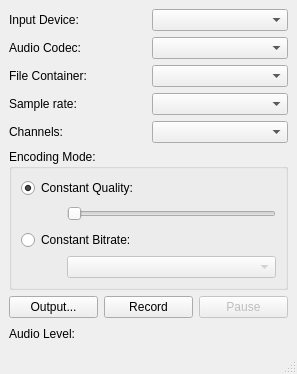
Above: qtmultimedia/examples/multimedia/audiorecorder/audiorecorder.ui from CipSoft-Tibia/Qt5 before the change. Below: the same form after it.
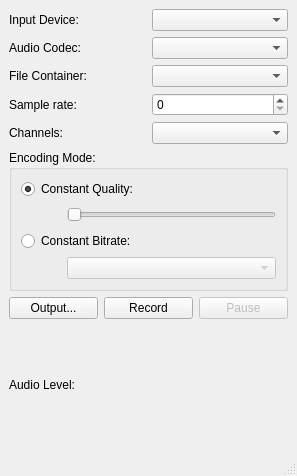
That is the form after the change.

Patch:
```diff
--- a/qtmultimedia/examples/multimedia/audiorecorder/audiorecorder.ui
+++ b/qtmultimedia/examples/multimedia/audiorecorder/audiorecorder.ui
@@ -7,7 +7,7 @@
     <x>0</x>
     <y>0</y>
     <width>297</width>
-    <height>374</height>
+    <height>476</height>
    </rect>
   </property>
   <property name="windowTitle">
@@ -51,9 +51,6 @@
       <item row="2" column="1">
        <widget class="QComboBox" name="containerBox"/>
       </item>
-      <item row="3" column="1">
-       <widget class="QComboBox" name="sampleRateBox"/>
-      </item>
       <item row="1" column="1">
        <widget class="QComboBox" name="audioCodecBox"/>
       </item>
@@ -67,6 +64,9 @@
       <item row="4" column="1">
        <widget class="QComboBox" name="channelsBox"/>
       </item>
+      <item row="3" column="1">
+       <widget class="QSpinBox" name="sampleRateBox"/>
+      </item>
      </layout>
     </item>
     <item row="1" column="0" colspan="3">
```
